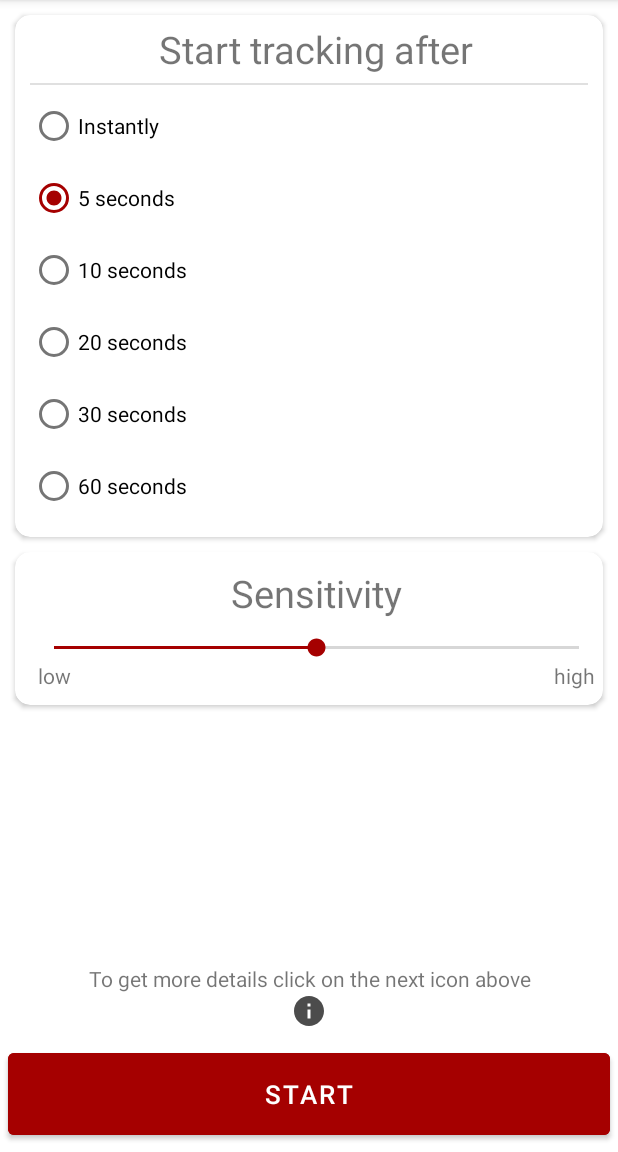
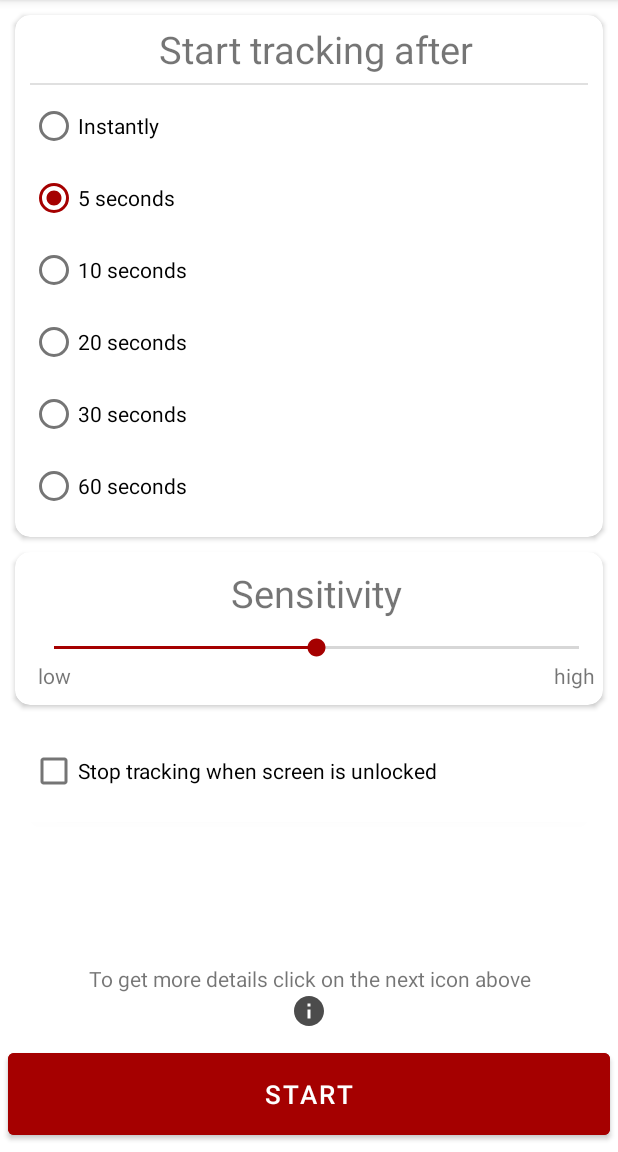
Before and after one commit to StanislavDanylenko/Taken, an Android app: the screen it shows after launch (MainActivity), on a phone screen of 412 x 824 dp, the part 84-1236 px from its top. Run offline under Robolectric (Android 15) with nearby library versions, the phone set to English and light mode, and no system bars.

Commit message:
Add on screen unlock checkbox

```diff
--- a/app/src/main/java/stanislav/danylenko/taken/activity/MainActivity.java
+++ b/app/src/main/java/stanislav/danylenko/taken/activity/MainActivity.java
@@ -11,6 +11,7 @@ import android.view.Menu;
 import android.view.MenuItem;
 import android.view.View;
 import android.widget.Button;
+import android.widget.CheckBox;
 import android.widget.RadioButton;
 import android.widget.SeekBar;
 import android.widget.TextView;
@@ -27,9 +28,15 @@ public class MainActivity extends AppCompatActivity {
 
     public static int DELAY_MILLIS = 5_000;
     public static int SENSITIVITY = 5;
+    public static boolean STOP_ON_SCREEN_UNLOCK = false;
 
     private SeekBar seekBar;
     private ActivityManager activityManager;
+
+    private static void onCheckBoxClick(View v) {
+        CheckBox checkBox = (CheckBox) v;
+        STOP_ON_SCREEN_UNLOCK = checkBox.isChecked();
+    }
 
     @Override
     protected void onCreate(Bundle savedInstanceState) {
@@ -68,6 +75,9 @@ public class MainActivity extends AppCompatActivity {
 
         Button start = findViewById(R.id.startButton);
         start.setOnClickListener(this::startChecking);
+
+        CheckBox stopOnUnlockCheckbox = findViewById(R.id.stop_on_unlock_chkbx);
+        stopOnUnlockCheckbox.setOnClickListener(MainActivity::onCheckBoxClick);
     }
 
     private void changeInfoIcon() {
@@ -95,11 +105,13 @@ public class MainActivity extends AppCompatActivity {
         if (Build.VERSION.SDK_INT >= Build.VERSION_CODES.O) {
             startForegroundService(new Intent(this, CheckingService.class)
                     .putExtra(AppUtils.DELAY, DELAY_MILLIS)
-                    .putExtra(AppUtils.SENSITIVITY, SENSITIVITY));
+                    .putExtra(AppUtils.SENSITIVITY, SENSITIVITY)
+                    .putExtra(AppUtils.STOP_ON_UNLOCK, STOP_ON_SCREEN_UNLOCK));
         } else {
             startService(new Intent(this, CheckingService.class)
                     .putExtra(AppUtils.DELAY, DELAY_MILLIS)
-                    .putExtra(AppUtils.SENSITIVITY, SENSITIVITY));
+                    .putExtra(AppUtils.SENSITIVITY, SENSITIVITY)
+                    .putExtra(AppUtils.STOP_ON_UNLOCK, STOP_ON_SCREEN_UNLOCK));
         }
     }
 
--- a/app/src/main/java/stanislav/danylenko/taken/activity/PinActivity.java
+++ b/app/src/main/java/stanislav/danylenko/taken/activity/PinActivity.java
@@ -6,7 +6,6 @@ import androidx.appcompat.app.AppCompatActivity;
 import android.app.ActivityManager;
 import android.content.Context;
 import android.content.Intent;
-import android.content.res.Configuration;
 import android.os.Bundle;
 import android.util.DisplayMetrics;
 import android.view.View;
--- a/app/src/main/java/stanislav/danylenko/taken/utils/AppUtils.java
+++ b/app/src/main/java/stanislav/danylenko/taken/utils/AppUtils.java
@@ -8,6 +8,7 @@ public final class AppUtils {
 
     public static final String DELAY = "delay";
     public static final String SENSITIVITY = "sensitivity";
+    public static final String STOP_ON_UNLOCK = "stop_on_unlock";
 
     public static final int DELAY_MILLIS_DEFAULT = 5_000;
     public static final int DEFAULT_SENSITIVITY = 5;
--- a/app/src/main/java/stanislav/danylenko/taken/utils/NotificationUtils.java
+++ b/app/src/main/java/stanislav/danylenko/taken/utils/NotificationUtils.java
@@ -41,6 +41,10 @@ public class NotificationUtils {
 
     public static void showStoppedNotification(Context context) {
         showNotification(context, context.getString(R.string.tracking_stopped), context.getString(R.string.password_accepted), true);
+    }
+
+    public static void showUnlockNotification(Context context) {
+        showNotification(context, context.getString(R.string.tracking_stopped), context.getString(R.string.screen_unlocked), true);
     }
 
     public static void showProgressNotification(Context context) {
--- a/app/src/main/res/layout/activity_main.xml
+++ b/app/src/main/res/layout/activity_main.xml
@@ -169,6 +169,29 @@
 
         </androidx.cardview.widget.CardView>
 
+        <androidx.cardview.widget.CardView
+            android:id="@+id/checkbox_wrapper"
+            android:layout_width="match_parent"
+            android:layout_height="wrap_content"
+            android:layout_margin="10dp"
+            android:padding="@dimen/cardview_default_elevation"
+            app:layout_constraintVertical_bias="0"
+            app:cardCornerRadius="10dp"
+            app:contentPaddingBottom="10dp"
+            app:contentPaddingLeft="10dp"
+            app:contentPaddingTop="10dp"
+            app:layout_constraintTop_toBottomOf="@id/seek_bar_card_view"
+            app:layout_constraintBottom_toTopOf="@id/startButton">
+
+            <CheckBox
+                android:id="@+id/stop_on_unlock_chkbx"
+                android:layout_width="wrap_content"
+                android:layout_height="wrap_content"
+                android:text="@string/stop_tracking_on_unlock"
+                app:layout_constraintStart_toStartOf="parent"/>
+
+        </androidx.cardview.widget.CardView>
+
         <TextView
             android:id="@+id/info_message"
             android:layout_width="match_parent"
@@ -179,7 +202,7 @@
             android:layout_marginTop="20dp"
             android:layout_marginHorizontal="15dp"
             app:layout_constraintVertical_bias="1"
-            app:layout_constraintTop_toBottomOf="@id/seek_bar_card_view"
+            app:layout_constraintTop_toBottomOf="@id/checkbox_wrapper"
             app:layout_constraintBottom_toTopOf="@id/startButton"
             app:drawableBottomCompat="@drawable/ic_baseline_info_24" />
 
--- a/app/src/main/res/values/strings.xml
+++ b/app/src/main/res/values/strings.xml
@@ -51,7 +51,9 @@ Good luck and happy use!
     <string name="dont_worry">Don\'t worry about your smartphone</string>
     <string name="tracking_stopped">Tracking stopped</string>
     <string name="password_accepted">PIN successfully entered</string>
+    <string name="screen_unlocked">Screen was unlocked</string>
     <string name="channed_description">Channel for notification of user</string>
     <string name="tarcking_state_progress">Tracking state of your phone</string>
     <string name="tracking_error">Tracking start error</string>
+    <string name="stop_tracking_on_unlock">Stop tracking when screen is unlocked</string>
 </resources>
```
Also changed, not shown: app/src/main/java/stanislav/danylenko/taken/service/CheckingService.java (+28 -1 lines), 2 other files.
